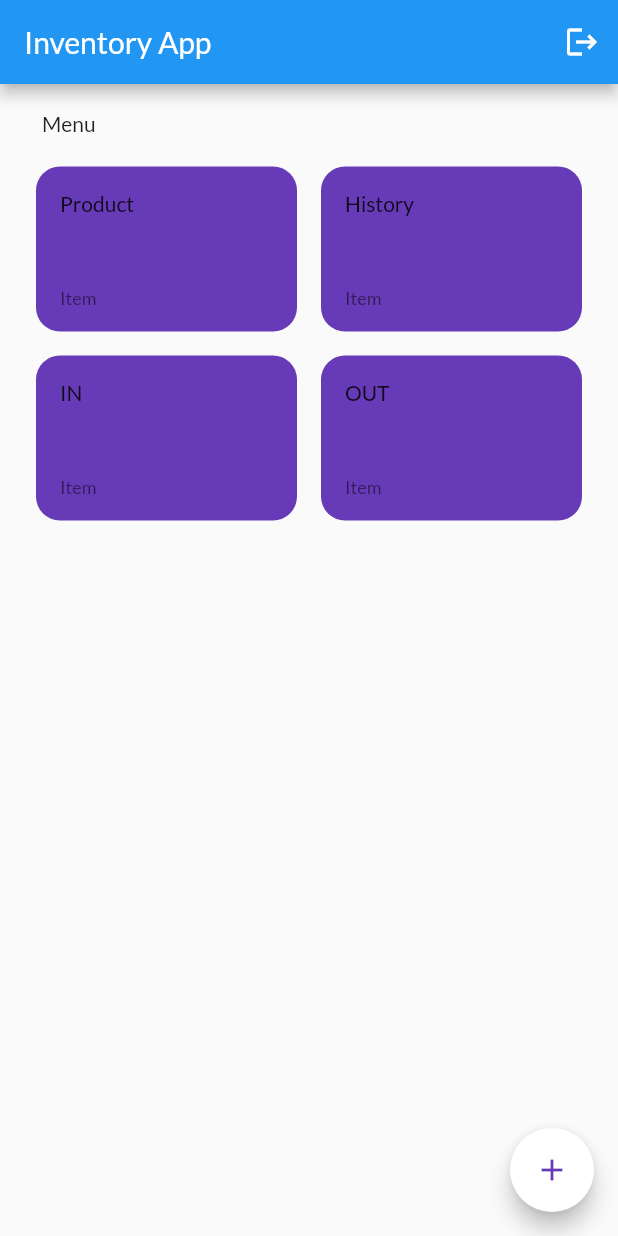
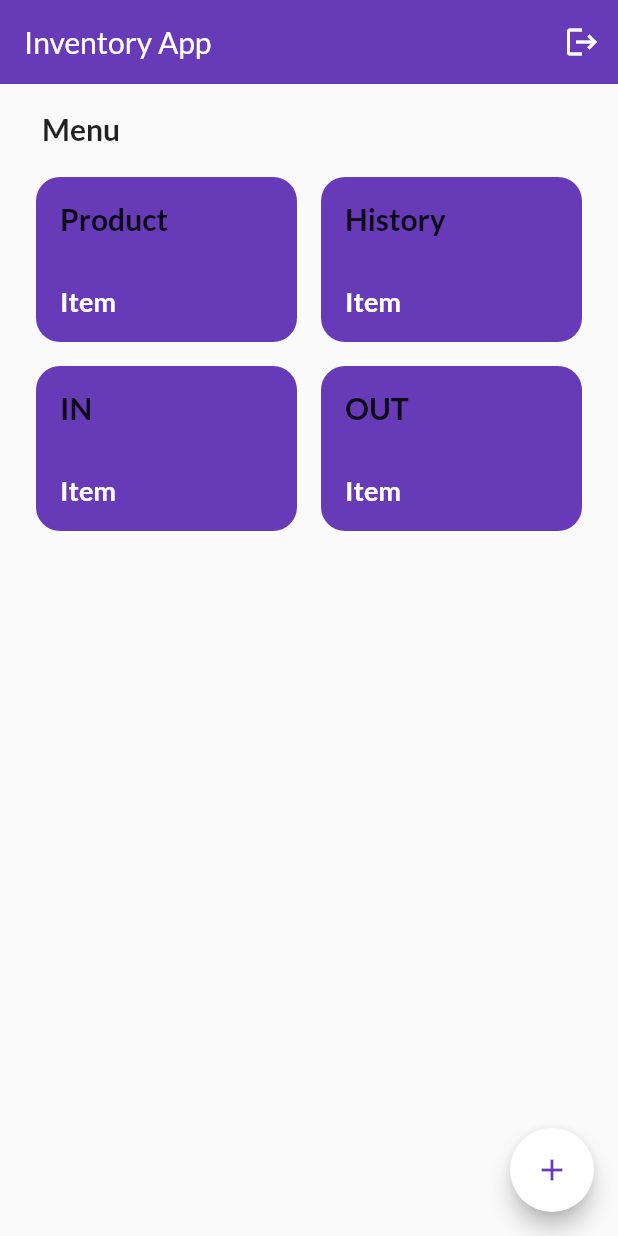
Before and after one commit to Jishnulal7/Inventory-App, a Flutter app: the screen it shows after launch, on a phone screen of 412 x 824 dp. Run offline on Flutter 3.47's test engine with Material 2 defaults, Android fonts, the phone set to English and light mode, and no system bars; our stand-ins replace google_fonts.

Commit message:
Added Themes

```diff
--- a/lib/utils/themes.dart
+++ b/lib/utils/themes.dart
@@ -5,7 +5,7 @@ ThemeData theme() {
   return ThemeData(
     fontFamily: GoogleFonts.lato().fontFamily,
     primaryColor: const Color.fromRGBO(103, 58, 183, 1),
-    elevatedButtonTheme:  const ElevatedButtonThemeData(
+    elevatedButtonTheme: const ElevatedButtonThemeData(
       style: ButtonStyle(
         backgroundColor: MaterialStatePropertyAll(
           Color.fromRGBO(103, 58, 183, 1),
@@ -15,5 +15,19 @@ ThemeData theme() {
         ),
       ),
     ),
+    appBarTheme: const AppBarTheme(
+      elevation: 0,
+      backgroundColor: Colors.deepPurple,
+    ),
+    textTheme: const TextTheme(
+        bodyMedium: TextStyle(
+          fontWeight: FontWeight.bold,
+          fontSize: 20,
+        ),
+        bodySmall: TextStyle(
+          color: Colors.white,
+          fontSize: 18,
+          fontWeight: FontWeight.bold,
+        )),
   );
 }
```
